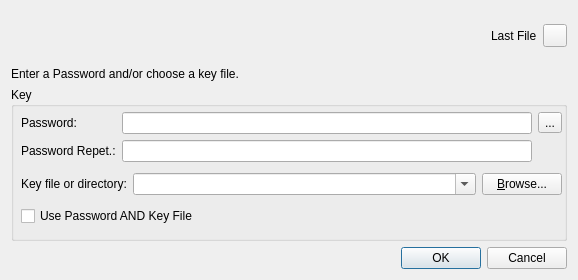
Before: the Qt Designer form src/forms/PasswordDlg.ui in thooge/keepassx1, drawn with Qt 5.
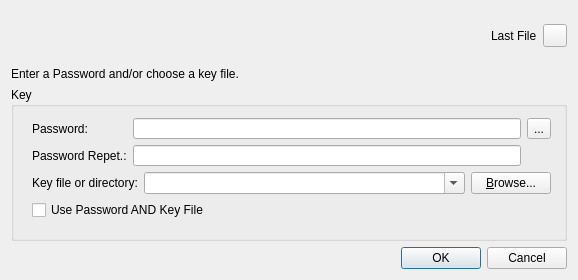
After: the same form once the commit is applied.

What changed in the file:
```diff
--- a/src/forms/PasswordDlg.ui
+++ b/src/forms/PasswordDlg.ui
@@ -128,32 +128,8 @@
        <property name="spacing" >
         <number>6</number>
        </property>
-       <property name="leftMargin" >
-        <number>0</number>
-       </property>
-       <property name="topMargin" >
-        <number>0</number>
-       </property>
-       <property name="rightMargin" >
-        <number>0</number>
-       </property>
-       <property name="bottomMargin" >
-        <number>0</number>
-       </property>
        <item>
         <layout class="QGridLayout" >
-         <property name="leftMargin" >
-          <number>0</number>
-         </property>
-         <property name="topMargin" >
-          <number>0</number>
-         </property>
-         <property name="rightMargin" >
-          <number>0</number>
-         </property>
-         <property name="bottomMargin" >
-          <number>0</number>
-         </property>
          <property name="horizontalSpacing" >
           <number>6</number>
          </property>
@@ -200,18 +176,6 @@
          <property name="spacing" >
           <number>6</number>
          </property>
-         <property name="leftMargin" >
-          <number>0</number>
-         </property>
-         <property name="topMargin" >
-          <number>0</number>
-         </property>
-         <property name="rightMargin" >
-          <number>0</number>
-         </property>
-         <property name="bottomMargin" >
-          <number>0</number>
-         </property>
          <item>
           <widget class="QLabel" name="Label_KeyFile" >
            <property name="sizePolicy" >
@@ -261,18 +225,6 @@
          <property name="spacing" >
           <number>6</number>
          </property>
-         <property name="leftMargin" >
-          <number>0</number>
-         </property>
-         <property name="topMargin" >
-          <number>0</number>
-         </property>
-         <property name="rightMargin" >
-          <number>0</number>
-         </property>
-         <property name="bottomMargin" >
-          <number>0</number>
-         </property>
          <item>
           <widget class="QCheckBox" name="CheckBox_Both" >
            <property name="sizePolicy" >
```
